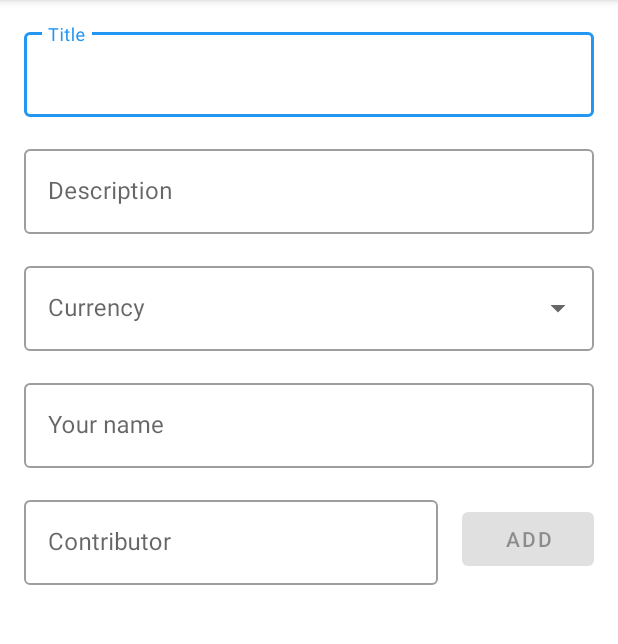
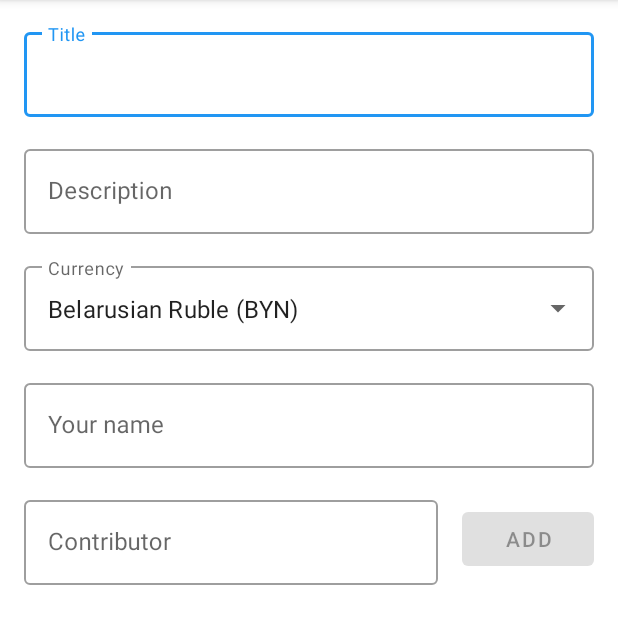
Before and after one commit to wilksyz/GoodCount, an Android app: the CreateCommonPotActivity screen opened directly, with no data from a screen before it, on a phone screen of 412 x 824 dp, the part 84-728 px from its top. Run offline under Robolectric (Android 15) with nearby library versions, the phone set to English and light mode, and no system bars; 1 statement that could not run was skipped.

Commit message:
Add create button to CreateCommonPotActivity

```diff
--- a/app/src/main/java/com/antoine/goodCount/ui/createAndEdit/CreateCommonPotActivity.kt
+++ b/app/src/main/java/com/antoine/goodCount/ui/createAndEdit/CreateCommonPotActivity.kt
@@ -3,7 +3,10 @@ package com.antoine.goodCount.ui.createAndEdit
 import android.os.Bundle
 import android.os.PersistableBundle
 import android.text.Editable
+import android.text.SpannableStringBuilder
 import android.text.TextWatcher
+import android.view.Menu
+import android.view.MenuItem
 import androidx.appcompat.app.AppCompatActivity
 import com.antoine.goodCount.R
 import android.widget.ArrayAdapter
@@ -17,6 +20,7 @@ import kotlin.collections.ArrayList
 
 class CreateCommonPotActivity : AppCompatActivity(), ClickListener {
 
+    private lateinit var mMenu: Menu
     private lateinit var mCreateViewModel: CreateViewModel
     private var mCurrencyList: List<String> = ArrayList()
     private val mContributorList : MutableList<String> = ArrayList()
@@ -45,21 +49,44 @@ class CreateCommonPotActivity : AppCompatActivity(), ClickListener {
         }
     }
 
+    override fun onCreateOptionsMenu(menu: Menu): Boolean {
+        menuInflater.inflate(R.menu.menu_toolbar_activity_create, menu)
+        menu.setGroupVisible(R.id.create_menu_group, false)
+        mMenu = menu
+        return true
+    }
+
     private fun configureViewModel(){
-        mCreateViewModel = ViewModelProviders.of(this@CreateCommonPotActivity).get(CreateViewModel::class.java)
+        mCreateViewModel = ViewModelProviders.of(this).get(CreateViewModel::class.java)
     }
 
     private fun configureSpinner(){
         mCurrencyList = mCreateViewModel.getAllCurrency()
+        create_activity_spinner.text = SpannableStringBuilder(mCurrencyList[12])
         val adapter = ArrayAdapter(this@CreateCommonPotActivity, R.layout.dropdown_menu_popup_item, mCurrencyList)
         create_activity_spinner.setAdapter(adapter)
+        create_activity_spinner.setOnItemClickListener { parent, view, position, id ->
 
+        }
     }
 
     private fun configureRecyclerView(){
         this.mAdapter = CreateRecyclerViewAdapter(this)
         create_activity_recyclerview.adapter = this.mAdapter
         create_activity_recyclerview.layoutManager = LinearLayoutManager(this)
+    }
+
+    override fun onOptionsItemSelected(item: MenuItem) = when (item.itemId) {
+        R.id.create -> {
+            this.createCommonPot()
+            true
+        }else -> {
+            super.onOptionsItemSelected(item)
+        }
+    }
+
+    private fun createCommonPot(){
+
     }
 
     override fun onClick(position: Int) {
--- /dev/null
+++ b/app/src/main/res/menu/menu_toolbar_activity_create.xml
@@ -0,0 +1,11 @@
+<?xml version="1.0" encoding="utf-8"?>
+<menu xmlns:android="http://schemas.android.com/apk/res/android"
+      xmlns:app="http://schemas.android.com/apk/res-auto">
+    <group
+            android:id="@+id/create_menu_group">
+        <item
+                android:id="@+id/create"
+                android:title="@string/create"
+                app:showAsAction="ifRoom"/>
+    </group>
+</menu>
--- a/app/src/main/res/values/strings.xml
+++ b/app/src/main/res/values/strings.xml
@@ -17,5 +17,6 @@
     <string name="contributor">Contributor</string>
     <string name="button_for_delete_the_contributor">Button for delete the contributor</string>
     <string name="your_name">Your name</string>
+    <string name="create">Create</string>
 
 </resources>
```
